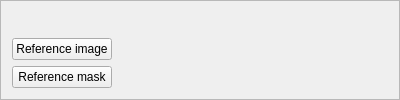
subotto/subtracker, file qt/Subtracker/beginningpanel.ui: the form before one commit.
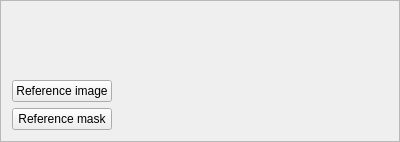
The form after the commit. Custom widgets are drawn as their Qt base class.

What changed in the file:
```diff
--- a/qt/Subtracker/beginningpanel.ui
+++ b/qt/Subtracker/beginningpanel.ui
@@ -2,6 +2,14 @@
 <ui version="4.0">
  <class>BeginningPanel</class>
  <widget class="QFrame" name="BeginningPanel">
+  <property name="geometry">
+   <rect>
+    <x>0</x>
+    <y>0</y>
+    <width>400</width>
+    <height>142</height>
+   </rect>
+  </property>
   <property name="minimumSize">
    <size>
     <width>400</width>
@@ -24,6 +32,9 @@
    <item>
     <widget class="VideoWidget" name="tableFrame" native="true"/>
    </item>
+   <item>
+    <widget class="VideoWidget" name="frameKeypoints" native="true"/>
+   </item>
    <item>
     <widget class="VideoWidget" name="refImage" native="true"/>
    </item>
```
